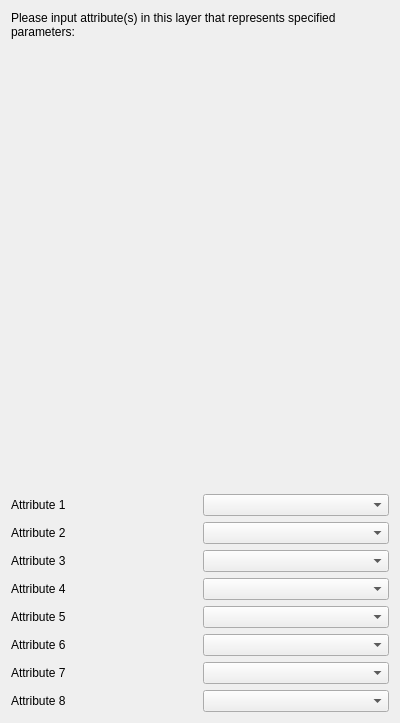
First picture: the form in safe/gui/ui/wizard/step_kw45_extrakeywords.ui, repository inasafe/inasafe, before the edit.
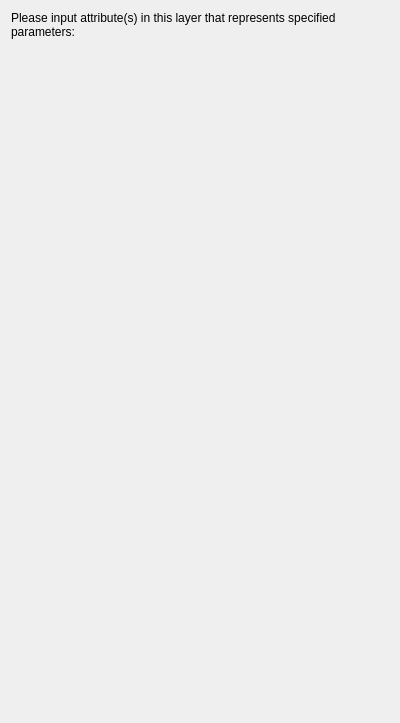
Second picture: the form after the edit.

Commit message: Remove all all extra keyword static combo box.

```diff
--- a/safe/gui/ui/wizard/step_kw45_extrakeywords.ui
+++ b/safe/gui/ui/wizard/step_kw45_extrakeywords.ui
@@ -34,112 +34,7 @@
     </widget>
    </item>
    <item>
-    <layout class="QGridLayout" name="kwExtraKeywordsGridLayout">
-     <item row="0" column="1">
-      <widget class="QComboBox" name="cboExtraKeyword1"/>
-     </item>
-     <item row="1" column="1">
-      <widget class="QComboBox" name="cboExtraKeyword2"/>
-     </item>
-     <item row="2" column="1">
-      <widget class="QComboBox" name="cboExtraKeyword3"/>
-     </item>
-     <item row="3" column="1">
-      <widget class="QComboBox" name="cboExtraKeyword4"/>
-     </item>
-     <item row="4" column="1">
-      <widget class="QComboBox" name="cboExtraKeyword5"/>
-     </item>
-     <item row="5" column="1">
-      <widget class="QComboBox" name="cboExtraKeyword6"/>
-     </item>
-     <item row="6" column="1">
-      <widget class="QComboBox" name="cboExtraKeyword7"/>
-     </item>
-     <item row="7" column="1">
-      <widget class="QComboBox" name="cboExtraKeyword8"/>
-     </item>
-     <item row="0" column="0">
-      <widget class="QLabel" name="lblExtraKeyword1">
-       <property name="text">
-        <string>Attribute 1</string>
-       </property>
-       <property name="wordWrap">
-        <bool>true</bool>
-       </property>
-      </widget>
-     </item>
-     <item row="1" column="0">
-      <widget class="QLabel" name="lblExtraKeyword2">
-       <property name="text">
-        <string>Attribute 2</string>
-       </property>
-       <property name="wordWrap">
-        <bool>true</bool>
-       </property>
-      </widget>
-     </item>
-     <item row="2" column="0">
-      <widget class="QLabel" name="lblExtraKeyword3">
-       <property name="text">
-        <string>Attribute 3</string>
-       </property>
-       <property name="wordWrap">
-        <bool>true</bool>
-       </property>
-      </widget>
-     </item>
-     <item row="3" column="0">
-      <widget class="QLabel" name="lblExtraKeyword4">
-       <property name="text">
-        <string>Attribute 4</string>
-       </property>
-       <property name="wordWrap">
-        <bool>true</bool>
-       </property>
-      </widget>
-     </item>
-     <item row="4" column="0">
-      <widget class="QLabel" name="lblExtraKeyword5">
-       <property name="text">
-        <string>Attribute 5</string>
-       </property>
-       <property name="wordWrap">
-        <bool>true</bool>
-       </property>
-      </widget>
-     </item>
-     <item row="5" column="0">
-      <widget class="QLabel" name="lblExtraKeyword6">
-       <property name="text">
-        <string>Attribute 6</string>
-       </property>
-       <property name="wordWrap">
-        <bool>true</bool>
-       </property>
-      </widget>
-     </item>
-     <item row="6" column="0">
-      <widget class="QLabel" name="lblExtraKeyword7">
-       <property name="text">
-        <string>Attribute 7</string>
-       </property>
-       <property name="wordWrap">
-        <bool>true</bool>
-       </property>
-      </widget>
-     </item>
-     <item row="7" column="0">
-      <widget class="QLabel" name="lblExtraKeyword8">
-       <property name="text">
-        <string>Attribute 8</string>
-       </property>
-       <property name="wordWrap">
-        <bool>true</bool>
-       </property>
-      </widget>
-     </item>
-    </layout>
+    <layout class="QGridLayout" name="kwExtraKeywordsGridLayout"/>
    </item>
   </layout>
  </widget>
```
The commit also changes 1 other file.
